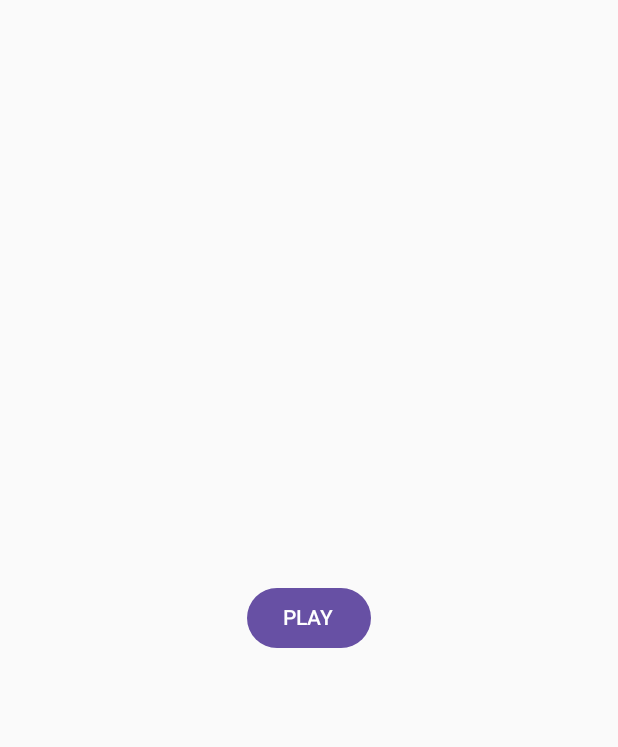
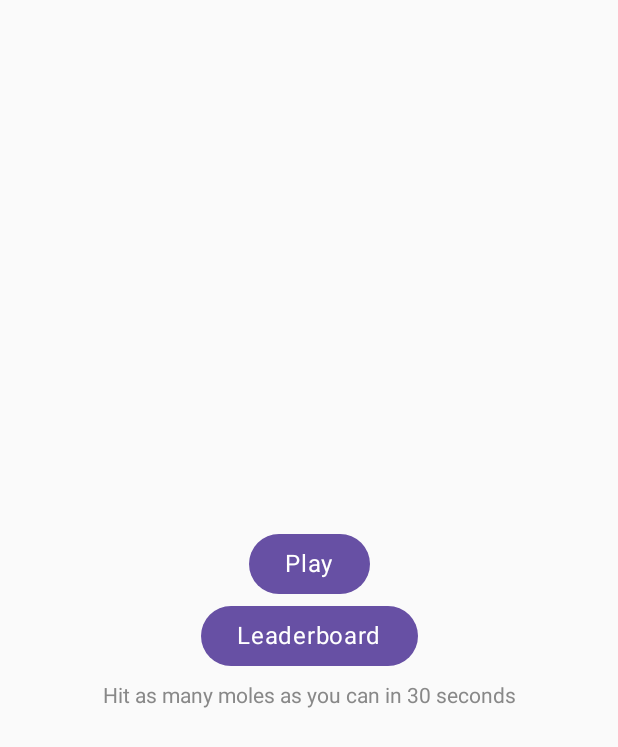
Before and after one commit to spartak0/WhacAMole, an Android app built with Jetpack Compose: the screen it shows after launch (MainActivity), on a phone screen of 412 x 824 dp. Shown: the top 747 px of the screen. Run offline under Robolectric (Android 15) with nearby library versions, the phone set to English and light mode, and no system bars; our stand-ins replace Dagger/Hilt's generated code.

Commit message:
[feature] cosmetic

```diff
--- a/app/src/main/AndroidManifest.xml
+++ b/app/src/main/AndroidManifest.xml
@@ -16,6 +16,7 @@
             android:name=".ui.MainActivity"
             android:exported="true"
             android:label="@string/app_name"
+            android:screenOrientation="portrait"
             android:theme="@style/Theme.WhacAMole" >
             <intent-filter>
                 <action android:name="android.intent.action.MAIN" />
--- a/app/src/main/java/com/example/whacamole/ui/game_screen/GameScreenViewModel.kt
+++ b/app/src/main/java/com/example/whacamole/ui/game_screen/GameScreenViewModel.kt
@@ -18,8 +18,8 @@ class GameScreenViewModel @Inject constructor() : ViewModel() {
     private val startGameJob: Job by lazy { startGame() }
     private val startTimeJob: Job by lazy { startTimer() }
 
-    private val delaySpawnNewMol = 3000L
-    private val delayVisibleMol = 750L
+    private val delaySpawnNewMol = 2500L
+    private val delayVisibleMol = 550L
 
     private val _molVisibility = MutableStateFlow(-1)
     val molVisibility = _molVisibility.asStateFlow()
--- a/app/src/main/java/com/example/whacamole/ui/start_screen/StartScreen.kt
+++ b/app/src/main/java/com/example/whacamole/ui/start_screen/StartScreen.kt
@@ -1,19 +1,30 @@
 package com.example.whacamole.ui.start_screen
 
-import androidx.compose.foundation.layout.Box
-import androidx.compose.foundation.layout.fillMaxSize
+import androidx.compose.foundation.layout.*
 import androidx.compose.material3.Button
+import androidx.compose.material3.MaterialTheme
 import androidx.compose.material3.Text
 import androidx.compose.runtime.Composable
 import androidx.compose.ui.Alignment
 import androidx.compose.ui.Modifier
+import androidx.compose.ui.graphics.Color
+import androidx.compose.ui.res.stringResource
+import androidx.compose.ui.unit.dp
+import com.example.whacamole.R
 
 
 @Composable
-fun StartScreen(navigateToGame:()->Unit) {
+fun StartScreen(navigateToGame: () -> Unit, navigateToLeaderboard: () -> Unit) {
     Box(modifier = Modifier.fillMaxSize(), contentAlignment = Alignment.Center) {
-        Button(onClick = { navigateToGame()}) {
-            Text(text = "PLAY")
+        Column(horizontalAlignment = Alignment.CenterHorizontally) {
+            Button(onClick = { navigateToGame() }) {
+                Text(text = stringResource(R.string.play), style = MaterialTheme.typography.bodyLarge)
+            }
+            Button(onClick = { navigateToLeaderboard() }) {
+                Text(text = stringResource(id = R.string.leaderboard), style = MaterialTheme.typography.bodyLarge)
+            }
+            Spacer(modifier = Modifier.height(8.dp))
+            Text(text = stringResource(R.string.rules), color = Color.Gray)
         }
     }
 }
--- a/app/src/main/res/values/strings.xml
+++ b/app/src/main/res/values/strings.xml
@@ -4,4 +4,6 @@
     <string name="menu">Menu</string>
     <string name="leaderboard">Leaderboard</string>
     <string name="clear_leaderboard">Clear leaderboard</string>
+    <string name="play">Play</string>
+    <string name="rules">Hit as many moles as you can in 30 seconds</string>
 </resources>
```
Also changed, not shown: app/src/main/java/com/example/whacamole/ui/navigation/MyNavHost.kt (+13 -8 lines).
